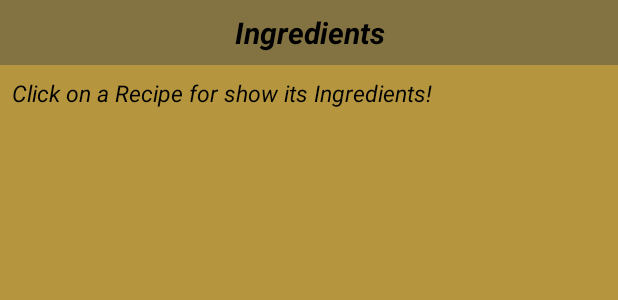
After one commit to Snits88/BakingApp, an Android app: the layout recipe_ingredients_widget.xml on its own in the app's theme, with its tools: preview values and no code run, on a phone screen of 412 x 824 dp. The commit adds this screen. Shown: the top 300 px of the screen. Run offline under Robolectric (Android 15) with nearby library versions, the phone set to English and light mode, and no system bars.

Commit message:
add widget

```diff
--- a/app/src/main/java/com/android/udacity/project/bakingapp/RecipeInfoActivity.java
+++ b/app/src/main/java/com/android/udacity/project/bakingapp/RecipeInfoActivity.java
@@ -1,9 +1,12 @@
 package com.android.udacity.project.bakingapp;
 
+import android.appwidget.AppWidgetManager;
+import android.content.ComponentName;
 import android.content.Intent;
 import android.content.res.AssetManager;
 import android.graphics.Typeface;
 import android.os.Bundle;
+import android.support.v7.app.ActionBar;
 import android.support.v7.app.AppCompatActivity;
 import android.support.v7.widget.LinearLayoutManager;
 import android.support.v7.widget.RecyclerView;
@@ -16,6 +19,7 @@ import com.android.udacity.project.bakingapp.fragment.RecipeStepFragment;
 import com.android.udacity.project.bakingapp.model.Recipe;
 import com.android.udacity.project.bakingapp.model.Step;
 import com.android.udacity.project.bakingapp.utils.BakingAppConstants;
+import com.android.udacity.project.bakingapp.widget.RecipeIngredientsWidget;
 
 import java.util.ArrayList;
 import java.util.List;
--- a/app/src/main/java/com/android/udacity/project/bakingapp/StepActivity.java
+++ b/app/src/main/java/com/android/udacity/project/bakingapp/StepActivity.java
@@ -1,5 +1,7 @@
 package com.android.udacity.project.bakingapp;
 
+import android.appwidget.AppWidgetManager;
+import android.content.ComponentName;
 import android.content.res.AssetManager;
 import android.graphics.Bitmap;
 import android.graphics.BitmapFactory;
@@ -15,6 +17,7 @@ import com.android.udacity.project.bakingapp.fragment.RecipeStepFragment;
 import com.android.udacity.project.bakingapp.model.Recipe;
 import com.android.udacity.project.bakingapp.model.Step;
 import com.android.udacity.project.bakingapp.utils.BakingAppConstants;
+import com.android.udacity.project.bakingapp.widget.RecipeIngredientsWidget;
 import com.google.android.exoplayer2.SimpleExoPlayer;
 import com.google.android.exoplayer2.ui.SimpleExoPlayerView;
 
@@ -44,6 +47,7 @@ public class StepActivity extends AppCompatActivity {
         }
     }
 
+
     private void startStepFragment(){
         RecipeStepFragment fragment = new RecipeStepFragment();
         Bundle bundle = new Bundle();
--- a/app/src/main/java/com/android/udacity/project/bakingapp/fragment/RecipeStepFragment.java
+++ b/app/src/main/java/com/android/udacity/project/bakingapp/fragment/RecipeStepFragment.java
@@ -164,9 +164,6 @@ public class RecipeStepFragment extends Fragment {
                 pBtnStep.setOnClickListener(new View.OnClickListener(){
                     @Override
                     public void onClick(View v) {
-                        if(videoPlay){
-                            player.release();
-                        }
                         RecipeStepFragment nextFragment = new RecipeStepFragment();
                         Bundle bundle = new Bundle();
                         bundle.putParcelable(BakingAppConstants.RECIPE, recipe);
@@ -184,9 +181,6 @@ public class RecipeStepFragment extends Fragment {
                 nBtnStep.setOnClickListener(new View.OnClickListener(){
                     @Override
                     public void onClick(View v) {
-                        if(videoPlay){
-                            player.release();
-                        }
                         RecipeStepFragment nextFragment = new RecipeStepFragment();
                         Bundle bundle = new Bundle();
                         bundle.putParcelable(BakingAppConstants.RECIPE, recipe);
--- /dev/null
+++ b/app/src/main/res/layout/recipe_ingredients_widget.xml
@@ -0,0 +1,33 @@
+<LinearLayout
+    xmlns:android="http://schemas.android.com/apk/res/android"
+    android:layout_width="match_parent"
+    android:layout_height="match_parent"
+    android:background="@color/colorPrimary"
+    android:orientation="vertical"
+    android:padding="@dimen/widget_margin">
+
+    <TextView
+        android:id="@+id/appwidget_ingredients"
+        android:padding="8dp"
+        android:layout_width="match_parent"
+        android:layout_height="wrap_content"
+        android:textColor="@color/colorBlack"
+        android:text="@string/ingredients"
+        android:textAlignment="center"
+        android:background="@color/colorPrimaryAlternative"
+        android:textSize="20sp"
+        android:textStyle="bold|italic" />
+
+    <TextView
+        android:id="@+id/appwidget_ingredients_list"
+        android:layout_width="match_parent"
+        android:layout_height="wrap_content"
+        android:layout_margin="8dp"
+        android:contentDescription="@string/ingredients_list"
+        android:text="@string/ingredients_list"
+        android:textColor="@color/colorBlack"
+        android:textSize="15sp"
+        android:textAlignment="viewStart"
+        android:textStyle="italic" />
+
+</LinearLayout>
--- a/app/src/main/res/values/strings.xml
+++ b/app/src/main/res/values/strings.xml
@@ -3,6 +3,7 @@
     <string name="all_recipes_loaded">All Recipes Loaded</string>
     <string name="connection_error_message">Ooops! \nSomething went wrong... \nTry later</string>
     <string name="ingredients">Ingredients</string>
+    <string name="ingredients_list">Click on a Recipe for show its Ingredients!</string>
     <string name="recipe_name">Nutella Pie</string>
     <string name="next_step">Next Step</string>
     <string name="previous_step">Previous Step</string>
```
Also changed, not shown: app/src/main/AndroidManifest.xml (+13 -3 lines), app/src/main/java/com/android/udacity/project/bakingapp/MainActivity.java (+24 -6 lines), app/src/main/java/com/android/udacity/project/bakingapp/widget/RecipeIngredientsWidget.java (added, +101 -0 lines), app/src/main/res/values-v14/dimens.xml (added, +10 -0 lines), app/src/main/res/values/dimens.xml (added, +10 -0 lines), app/src/main/res/xml/recipe_ingredients_widget_info.xml (added, +10 -0 lines), app/src/main/res/drawable-nodpi/example_appwidget_preview.png (added).
